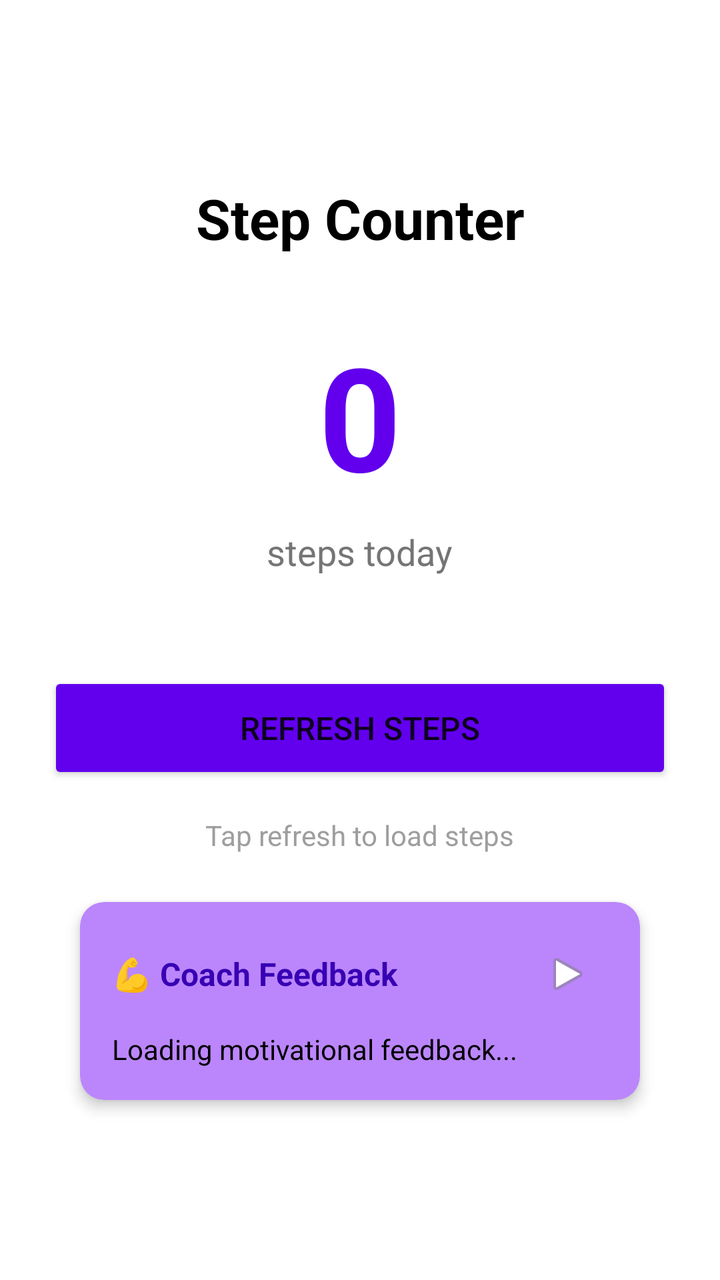
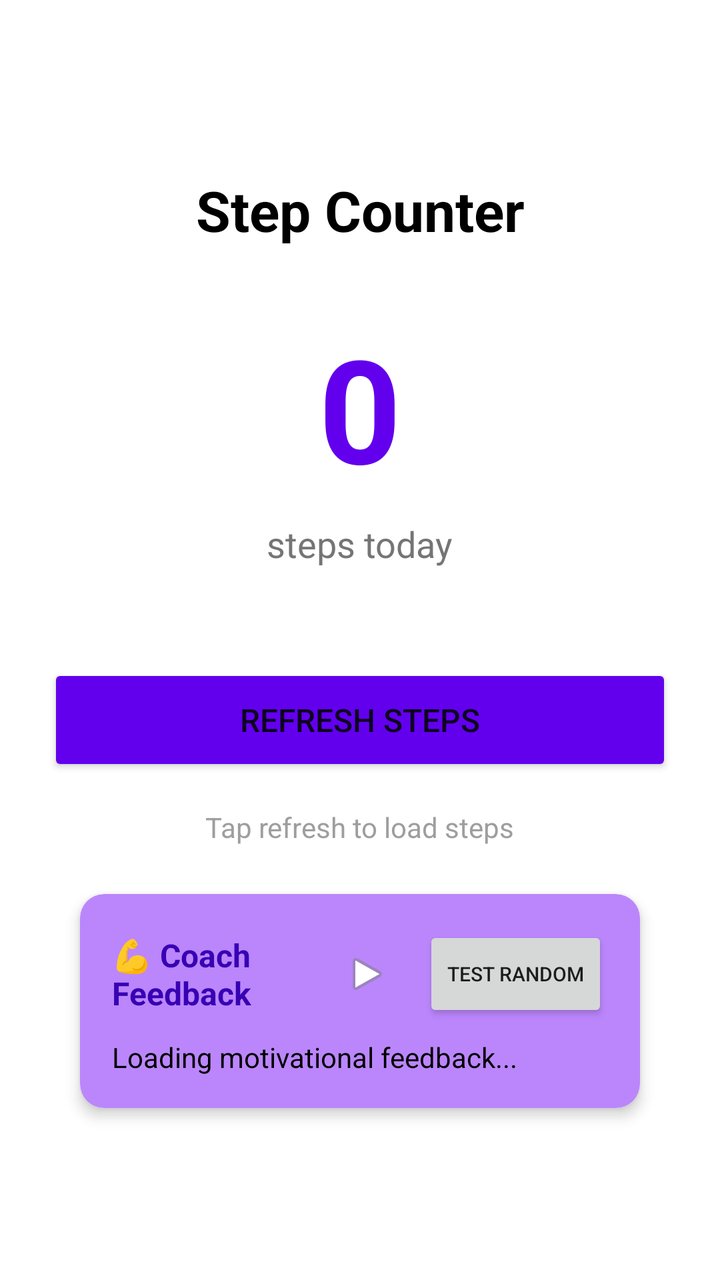

Before-and-after screenshots of an Android layout around one commit, followed by the original layout XML and the change that was made.
<!-- AndroidManifest.xml: activity theme Theme.FitApp -->
<!-- res/layout/activity_main.xml -->
<?xml version="1.0" encoding="utf-8"?>
<androidx.constraintlayout.widget.ConstraintLayout xmlns:android="http://schemas.android.com/apk/res/android"
    xmlns:app="http://schemas.android.com/apk/res-auto"
    xmlns:tools="http://schemas.android.com/tools"
    android:layout_width="match_parent"
    android:layout_height="match_parent"
    android:padding="24dp"
    tools:context=".MainActivity">

    <TextView
        android:id="@+id/titleText"
        android:layout_width="wrap_content"
        android:layout_height="wrap_content"
        android:text="Step Counter"
        android:textSize="28sp"
        android:textStyle="bold"
        android:textColor="@color/black"
        app:layout_constraintBottom_toTopOf="@+id/stepCountText"
        app:layout_constraintEnd_toEndOf="parent"
        app:layout_constraintStart_toStartOf="parent"
        app:layout_constraintTop_toTopOf="parent"
        app:layout_constraintVertical_chainStyle="packed" />

    <TextView
        android:id="@+id/stepCountText"
        android:layout_width="wrap_content"
        android:layout_height="wrap_content"
        android:text="0"
        android:textSize="72sp"
        android:textStyle="bold"
        android:textColor="@color/purple_500"
        android:layout_marginTop="32dp"
        app:layout_constraintBottom_toTopOf="@+id/stepsLabelText"
        app:layout_constraintEnd_toEndOf="parent"
        app:layout_constraintStart_toStartOf="parent"
        app:layout_constraintTop_toBottomOf="@+id/titleText" />

    <TextView
        android:id="@+id/stepsLabelText"
        android:layout_width="wrap_content"
        android:layout_height="wrap_content"
        android:text="steps today"
        android:textSize="18sp"
        android:textColor="@color/gray_600"
        android:layout_marginTop="8dp"
        app:layout_constraintBottom_toTopOf="@+id/refreshButton"
        app:layout_constraintEnd_toEndOf="parent"
        app:layout_constraintStart_toStartOf="parent"
        app:layout_constraintTop_toBottomOf="@+id/stepCountText" />

    <Button
        android:id="@+id/refreshButton"
        android:layout_width="0dp"
        android:layout_height="56dp"
        android:text="Refresh Steps"
        android:textSize="16sp"
        android:layout_marginTop="48dp"
        android:backgroundTint="@color/purple_500"
        app:layout_constraintBottom_toTopOf="@+id/lastUpdatedText"
        app:layout_constraintEnd_toEndOf="parent"
        app:layout_constraintStart_toStartOf="parent"
        app:layout_constraintTop_toBottomOf="@+id/stepsLabelText" />

    <TextView
        android:id="@+id/lastUpdatedText"
        android:layout_width="wrap_content"
        android:layout_height="wrap_content"
        android:text="Tap refresh to load steps"
        android:textSize="14sp"
        android:textColor="@color/gray_500"
        android:layout_marginTop="16dp"
        app:layout_constraintBottom_toTopOf="@+id/coachFeedbackCard"
        app:layout_constraintEnd_toEndOf="parent"
        app:layout_constraintStart_toStartOf="parent"
        app:layout_constraintTop_toBottomOf="@+id/refreshButton" />

    <com.google.android.material.card.MaterialCardView
        android:id="@+id/coachFeedbackCard"
        android:layout_width="0dp"
        android:layout_height="wrap_content"
        android:layout_marginTop="24dp"
        android:layout_marginStart="16dp"
        android:layout_marginEnd="16dp"
        app:cardCornerRadius="12dp"
        app:cardElevation="4dp"
        app:cardBackgroundColor="@color/purple_200"
        app:layout_constraintBottom_toBottomOf="parent"
        app:layout_constraintEnd_toEndOf="parent"
        app:layout_constraintStart_toStartOf="parent"
        app:layout_constraintTop_toBottomOf="@+id/lastUpdatedText">

        <LinearLayout
            android:layout_width="match_parent"
            android:layout_height="wrap_content"
            android:orientation="vertical"
            android:padding="16dp">

            <LinearLayout
                android:layout_width="match_parent"
                android:layout_height="wrap_content"
                android:orientation="horizontal"
                android:gravity="center_vertical"
                android:layout_marginBottom="8dp">

                <TextView
                    android:id="@+id/coachTitleText"
                    android:layout_width="0dp"
                    android:layout_height="wrap_content"
                    android:layout_weight="1"
                    android:text="💪 Coach Feedback"
                    android:textSize="16sp"
                    android:textStyle="bold"
                    android:textColor="@color/purple_700" />

                <ImageButton
                    android:id="@+id/playVoiceButton"
                    android:layout_width="40dp"
                    android:layout_height="40dp"
                    android:src="@android:drawable/ic_media_play"
                    android:background="?attr/selectableItemBackgroundBorderless"
                    android:contentDescription="Play voice feedback"
                    android:scaleType="centerInside"
                    android:padding="8dp" />

            </LinearLayout>

            <TextView
                android:id="@+id/coachFeedbackText"
                android:layout_width="match_parent"
                android:layout_height="wrap_content"
                android:text="Loading motivational feedback..."
                android:textSize="14sp"
                android:textColor="@color/black"
                android:lineSpacingExtra="4dp" />

        </LinearLayout>

    </com.google.android.material.card.MaterialCardView>

</androidx.constraintlayout.widget.ConstraintLayout>
<!-- resources referenced by this layout -->
<resources>
  <color name="black">#FF000000</color>
  <color name="gray_500">#FF9E9E9E</color>
  <color name="gray_600">#FF757575</color>
  <color name="purple_200">#FFBB86FC</color>
  <color name="purple_500">#FF6200EE</color>
  <color name="purple_700">#FF3700B3</color>
  <style name="Theme.FitApp" parent="Theme.MaterialComponents.DayNight.DarkActionBar">
          
          <item name="colorPrimary">@color/purple_500</item>
          <item name="colorPrimaryVariant">@color/purple_700</item>
          <item name="colorOnPrimary">@color/white</item>
          
          <item name="colorSecondary">@color/teal_200</item>
          <item name="colorSecondaryVariant">@color/teal_700</item>
          <item name="colorOnSecondary">@color/black</item>
          
          <item name="android:statusBarColor" tools:targetApi="l">?attr/colorPrimaryVariant</item>
          
      </style>
  <color name="white">#FFFFFFFF</color>
  <color name="teal_200">#FF03DAC5</color>
  <color name="teal_700">#FF018786</color>
</resources>

<!-- the commit's change to res/layout/activity_main.xml (unified diff, before → after) -->
@@ -122,6 +122,14 @@
                     android:scaleType="centerInside"
                     android:padding="8dp" />
 
+                <Button
+                    android:id="@+id/debugButton"
+                    android:layout_width="wrap_content"
+                    android:layout_height="wrap_content"
+                    android:text="Test Random"
+                    android:textSize="10sp"
+                    android:layout_marginStart="8dp" />
+
             </LinearLayout>
 
             <TextView
